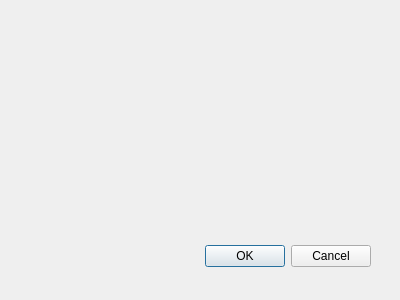
The window that orderwindow.ui (stand-by/Qt_PostgreSQL_application) describes before a commit, drawn with Qt 5.
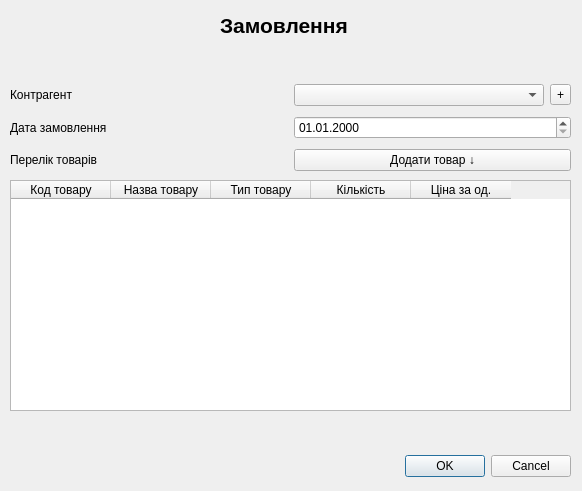
The same window after the commit.

Commit message: implement OrderWindow class

What changed in the file:
```diff
--- a/orderwindow.ui
+++ b/orderwindow.ui
@@ -8,8 +8,8 @@
    <rect>
     <x>0</x>
     <y>0</y>
-    <width>400</width>
-    <height>300</height>
+    <width>582</width>
+    <height>491</height>
    </rect>
   </property>
   <property name="windowTitle">
@@ -18,9 +18,9 @@
   <widget class="QDialogButtonBox" name="buttonBox">
    <property name="geometry">
     <rect>
-     <x>30</x>
-     <y>240</y>
-     <width>341</width>
+     <x>70</x>
+     <y>450</y>
+     <width>501</width>
      <height>32</height>
     </rect>
    </property>
@@ -31,6 +31,122 @@
     <set>QDialogButtonBox::Cancel|QDialogButtonBox::Ok</set>
    </property>
   </widget>
+  <widget class="QLabel" name="label_header">
+   <property name="geometry">
+    <rect>
+     <x>220</x>
+     <y>10</y>
+     <width>131</width>
+     <height>31</height>
+    </rect>
+   </property>
+   <property name="font">
+    <font>
+     <pointsize>16</pointsize>
+     <weight>75</weight>
+     <bold>true</bold>
+    </font>
+   </property>
+   <property name="text">
+    <string>Замовлення</string>
+   </property>
+  </widget>
+  <widget class="QTableWidget" name="table_goods">
+   <property name="geometry">
+    <rect>
+     <x>10</x>
+     <y>180</y>
+     <width>561</width>
+     <height>231</height>
+    </rect>
+   </property>
+   <column>
+    <property name="text">
+     <string>Код товару</string>
+    </property>
+   </column>
+   <column>
+    <property name="text">
+     <string>Назва товару</string>
+    </property>
+   </column>
+   <column>
+    <property name="text">
+     <string>Тип товару</string>
+    </property>
+   </column>
+   <column>
+    <property name="text">
+     <string>Кiлькiсть</string>
+    </property>
+   </column>
+   <column>
+    <property name="text">
+     <string>Цiна за од.</string>
+    </property>
+   </column>
+  </widget>
+  <widget class="QWidget" name="layoutWidget">
+   <property name="geometry">
+    <rect>
+     <x>10</x>
+     <y>80</y>
+     <width>561</width>
+     <height>95</height>
+    </rect>
+   </property>
+   <layout class="QGridLayout" name="grid">
+    <item row="0" column="0">
+     <widget class="QLabel" name="label_contractor">
+      <property name="text">
+       <string>Контрагент</string>
+      </property>
+     </widget>
+    </item>
+    <item row="0" column="1">
+     <layout class="QHBoxLayout" name="horizontal">
+      <item>
+       <widget class="QComboBox" name="comboBox_contractors"/>
+      </item>
+      <item>
+       <widget class="QToolButton" name="button_addcontractor">
+        <property name="text">
+         <string>+</string>
+        </property>
+       </widget>
+      </item>
+     </layout>
+    </item>
+    <item row="1" column="0">
+     <widget class="QLabel" name="label_order_date">
+      <property name="text">
+       <string>Дата замовлення</string>
+      </property>
+     </widget>
+    </item>
+    <item row="1" column="1">
+     <widget class="QDateEdit" name="dateEdit_order_date">
+      <property name="displayFormat">
+       <string>dd.MM.yyyy</string>
+      </property>
+     </widget>
+    </item>
+    <item row="2" column="0">
+     <widget class="QLabel" name="label_list">
+      <property name="text">
+       <string>Перелiк товарiв</string>
+      </property>
+     </widget>
+    </item>
+    <item row="2" column="1">
+     <widget class="QPushButton" name="button_addproduct">
+      <property name="text">
+       <string>Додати товар ↓</string>
+      </property>
+     </widget>
+    </item>
+   </layout>
+  </widget>
  </widget>
  <pixmapfunction/>
  <resources/>
```
Left out of the diff: 5 changed lines with no effect on the pictures. The commit also changes 2 other files.
